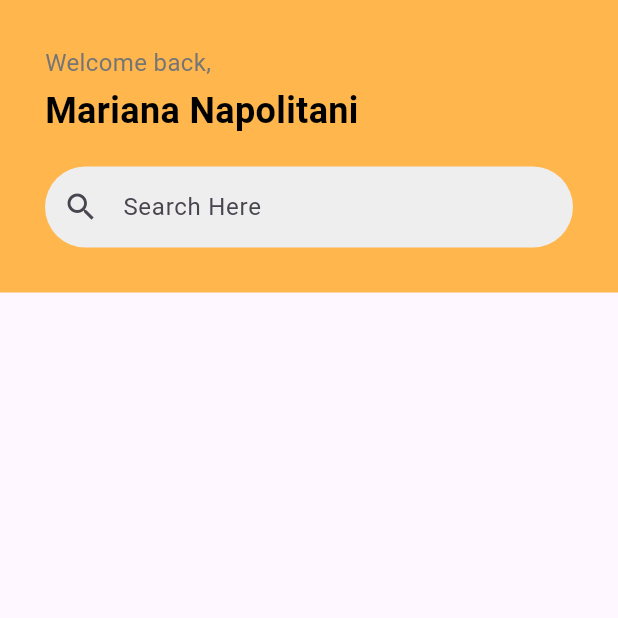
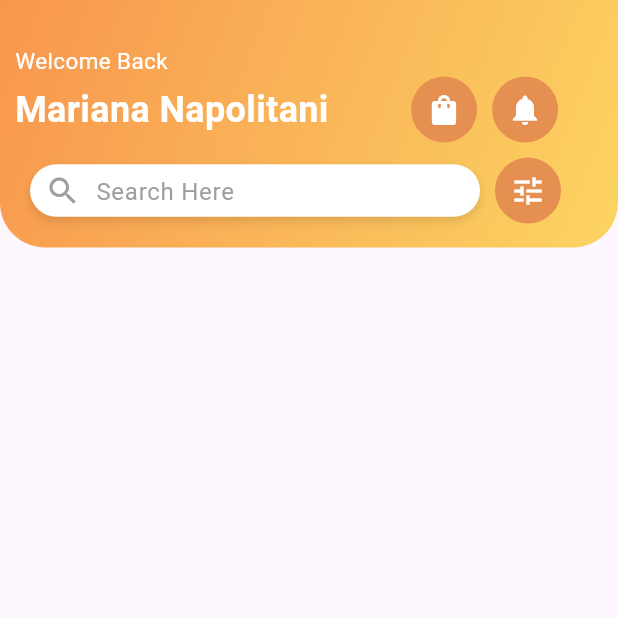
Before and after one commit to Sibtain-maker/Face_beauty_ui, a Flutter app: the screen it shows after launch, on a phone screen of 412 x 824 dp, the top half of it. Run offline on Flutter 3.47's test engine with Material 3 defaults, Android fonts, the phone set to English and light mode, and no system bars.

Commit message:
Coustoum hader is completed

```diff
--- a/lib/custoum_header.dart
+++ b/lib/custoum_header.dart
@@ -1,49 +1,112 @@
 import 'package:flutter/material.dart';
 
 class CustomHeader extends StatelessWidget {
+  const CustomHeader({super.key});
+
   @override
   Widget build(BuildContext context) {
     return Container(
-      padding: const EdgeInsets.all(30),
-      color: Colors.orange.shade300, // Use your preferred background color
+      height: 165,
+      width: double.infinity,
+
+      decoration: BoxDecoration(
+        gradient: LinearGradient(
+          colors: [
+            Color(0xFFF8964E), // Deep orange
+            Color(0xFFFCD462), // Light yellow-orange
+          ],
+          begin: Alignment.topLeft,
+          end: Alignment.bottomRight,
+        ),
+        borderRadius: BorderRadius.only(
+          bottomLeft: Radius.circular(30),
+          bottomRight: Radius.circular(30),
+        ),
+      ),
       child: Column(
-        crossAxisAlignment: CrossAxisAlignment.start,
         children: [
-          // Welcome message
+          SizedBox(height: 30),
+          Row(
+            mainAxisAlignment: MainAxisAlignment.start,
+            children: [
+              SizedBox(width: 10, height: 10),
+
               Text(
-            'Welcome back,',
-            style: TextStyle(fontSize: 16, color: Colors.grey[600]),
+                'Welcome Back',
+                style: TextStyle(color: Colors.white, fontSize: 15),
               ),
-          const SizedBox(height: 4),
-          // User name
-          Text(
+            ],
+          ),
+          Row(
+            children: [
+              SizedBox(width: 10),
+              const Text(
                 'Mariana Napolitani',
                 style: TextStyle(
                   fontSize: 24,
                   fontWeight: FontWeight.bold,
-              color: Colors.black,
+                  color: Colors.white,
                 ),
               ),
-          const SizedBox(height: 20),
-          // Search field
-          TextField(
+              SizedBox(width: 55),
+              _buildIcon(Icons.shopping_bag),
+              SizedBox(width: 10),
+              _buildIcon(Icons.notifications),
+            ],
+          ),
+          SizedBox(height: 10),
+          Row(
+            mainAxisAlignment: MainAxisAlignment.start,
+            children: [
+              SizedBox(width: 10),
+              Container(
+                height: 35,
+                width: 300,
+                margin: const EdgeInsets.symmetric(horizontal: 10),
+                padding: const EdgeInsets.symmetric(horizontal: 10),
+                decoration: BoxDecoration(
+                  color: Colors.white,
+                  borderRadius: BorderRadius.circular(30),
+                  boxShadow: [
+                    BoxShadow(
+                      color: Colors.black12,
+                      blurRadius: 5,
+                      offset: Offset(0, 3),
+                    ),
+                  ],
+                ),
+                child: Row(
+                  children: const [
+                    Icon(Icons.search, color: Colors.grey),
+                    SizedBox(width: 10),
+                    Expanded(
+                      child: TextField(
                         decoration: InputDecoration(
                           hintText: 'Search Here',
-              prefixIcon: Icon(Icons.search),
-              filled: true,
-              fillColor: Colors.grey[200],
-              border: OutlineInputBorder(
-                borderRadius: BorderRadius.circular(30),
-                borderSide: BorderSide.none,
-              ),
-              contentPadding: const EdgeInsets.symmetric(
-                vertical: 15,
-                horizontal: 20,
+                          border: InputBorder.none,
+                          hintStyle: TextStyle(color: Colors.grey),
                         ),
                       ),
+                    ),
+                  ],
+                ),
+              ),
+              _buildIcon(Icons.tune),
+            ],
           ),
         ],
       ),
     );
   }
 }
+
+Widget _buildIcon(IconData icon) {
+  return Container(
+    padding: const EdgeInsets.all(10),
+    decoration: const BoxDecoration(
+      color: Color(0xFFE58F51),
+      shape: BoxShape.circle,
+    ),
+    child: Icon(icon, color: Colors.white),
+  );
+}
--- a/lib/face_beauty_Ui.dart
+++ b/lib/face_beauty_Ui.dart
@@ -12,11 +12,9 @@ class _FaceBeautyUiState extends State<FaceBeautyUi> {
   @override
   Widget build(BuildContext context) {
     return Scaffold(
-      body: Center(
-        child: Column(
-          mainAxisAlignment: MainAxisAlignment.start,
-          children: <Widget>[CustomHeader()],
-        ),
+      body: Column(
+        mainAxisAlignment: MainAxisAlignment.start,
+        children: <Widget>[CustomHeader()],
       ),
     );
   }
--- a/lib/main.dart
+++ b/lib/main.dart
@@ -10,6 +10,6 @@ class MyApp extends StatelessWidget {
 
   @override
   Widget build(BuildContext context) {
-    return MaterialApp(home: FaceBeautyUi());
+    return MaterialApp(home: FaceBeautyUi(), debugShowCheckedModeBanner: false);
   }
 }
```
Lines whose indentation alone changed are shown as unchanged.
